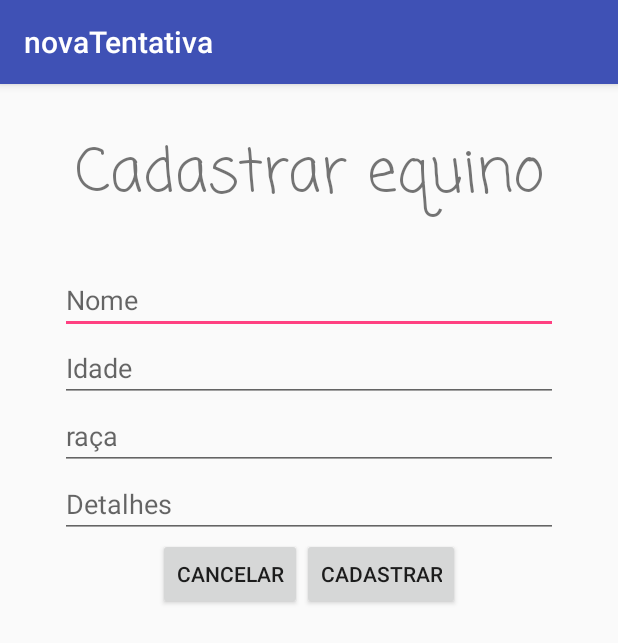
After one commit to DanielSoaresRocha/AplicacaoClienteServidor, an Android app: the CadastrarCavalo screen opened directly, with no data from a screen before it, on a phone screen of 412 x 824 dp. The commit adds this screen. Shown: the top 643 px of the screen. Run offline under Robolectric (Android 15) with nearby library versions, the phone set to English and light mode, and no system bars; our stand-ins replace Firebase (no records; nobody signed in at launch, a user with empty details on screens opened directly).

Commit message:
funcionalidade de cadastrar cavalos adicionada

```diff
--- a/novaTentativa/app/build.gradle
+++ b/novaTentativa/app/build.gradle
@@ -29,6 +29,9 @@ dependencies {
     androidTestImplementation 'androidx.test.espresso:espresso-core:3.1.0'
     implementation 'androidx.cardview:cardview:1.0.0'
 
+    //material desingn
+    implementation 'com.android.support:design:28.0.3'
+
     //imagens da net
     implementation 'com.github.bumptech.glide:glide:4.10.0'
     annotationProcessor 'com.github.bumptech.glide:compiler:4.10.0'
--- a/novaTentativa/app/src/main/AndroidManifest.xml
+++ b/novaTentativa/app/src/main/AndroidManifest.xml
@@ -1,6 +1,12 @@
 <?xml version="1.0" encoding="utf-8"?>
 <manifest xmlns:android="http://schemas.android.com/apk/res/android"
     package="com.example.bolsista.novatentativa">
+
+    <uses-permission android:name="android.permission.CHANGE_WIFI_STATE" />
+    <uses-permission android:name="android.permission.INTERNET" />
+    <uses-permission android:name="android.permission.ACCESS_NETWORK_STATE" />
+    <uses-permission android:name="android.permission.ACCESS_WIFI_STATE" />
+    <uses-permission android:name="android.permission.CHANGE_NETWORK_STATE" />
 
     <application
         android:allowBackup="true"
@@ -9,7 +15,8 @@
         android:roundIcon="@mipmap/ic_launcher_round"
         android:supportsRtl="true"
         android:theme="@style/AppTheme">
-        <activity android:name=".arquitetura.Remoto"></activity>
+        <activity android:name=".CadastrarCavalo"></activity>
+        <activity android:name=".arquitetura.Remoto" />
         <activity android:name=".MainActivity" />
         <activity android:name=".Jogar" />
         <activity android:name=".ControleRemoto" />
@@ -24,11 +31,5 @@
         <activity android:name=".arquitetura.Servidor" />
         <activity android:name=".arquitetura.ClienteActivity" />
     </application>
-    <uses-permission android:name="android.permission.CHANGE_NETWORK_STATE" />
-    <uses-permission android:name="android.permission.CHANGE_WIFI_STATE" />
-    <uses-permission android:name="android.permission.INTERNET" />
-    <uses-permission android:name="android.permission.ACCESS_NETWORK_STATE" />
-
-    <uses-permission android:name="android.permission.ACCESS_WIFI_STATE" />
 
 </manifest>
--- /dev/null
+++ b/novaTentativa/app/src/main/java/com/example/bolsista/novatentativa/CadastrarCavalo.java
@@ -0,0 +1,62 @@
+package com.example.bolsista.novatentativa;
+
+import androidx.appcompat.app.AppCompatActivity;
+
+import android.os.Bundle;
+import android.view.View;
+import android.widget.Button;
+import android.widget.TextView;
+import android.widget.Toast;
+
+import com.google.firebase.database.DatabaseReference;
+import com.google.firebase.database.FirebaseDatabase;
+
+public class CadastrarCavalo extends AppCompatActivity {
+
+    Button cadastrarCavaloBtn;
+    TextView nome, idade, raca, detalhes;
+
+
+    private FirebaseDatabase mFirebaseDatabase;
+    private DatabaseReference mDatabaseReference;
+
+    @Override
+    protected void onCreate(Bundle savedInstanceState) {
+        super.onCreate(savedInstanceState);
+        setContentView(R.layout.activity_cadastrar_cavalo);
+
+        inicializar();
+
+        mFirebaseDatabase = FirebaseDatabase.getInstance();
+        mDatabaseReference = mFirebaseDatabase.getReference().child("equinos-qi");
+
+        listener();
+
+
+    }
+
+    private void listener() {
+        cadastrarCavaloBtn.setOnClickListener(new View.OnClickListener() {
+            @Override
+            public void onClick(View v) {
+                mDatabaseReference.push().setValue(new Cavalo(nome.getText().toString(),
+                        raca.getText().toString(), Integer.parseInt(idade.getText().toString()),
+                        detalhes.getText().toString()));
+
+                nome.setText("");
+                raca.setText("");
+                idade.setText("");
+                detalhes.setText("");
+                Toast.makeText(getApplicationContext(),"Cavalo cadastrado", Toast.LENGTH_SHORT).show();
+            }
+        });
+    }
+
+    private void inicializar() {
+        cadastrarCavaloBtn = findViewById(R.id.cadastrarCavaloBtn);
+        nome = findViewById(R.id.nomeTextView);
+        idade = findViewById(R.id.idadeTextView);
+        raca = findViewById(R.id.racaTextView);
+        detalhes = findViewById(R.id.detalhesTextView);
+    }
+}
--- a/novaTentativa/app/src/main/java/com/example/bolsista/novatentativa/Cavalo.java
+++ b/novaTentativa/app/src/main/java/com/example/bolsista/novatentativa/Cavalo.java
@@ -4,14 +4,16 @@ public class Cavalo {
     private String nome;
     private String raca;
     private int idade;
+    private String detalhes;
 
     public Cavalo() {
     }
 
-    public Cavalo(String nome, String raca, int idade) {
+    public Cavalo(String nome, String raca, int idade, String detalhes) {
         this.nome = nome;
         this.raca = raca;
         this.idade = idade;
+        this.detalhes = detalhes;
     }
 
     public String getNome() {
@@ -37,4 +39,12 @@ public class Cavalo {
     public void setIdade(int idade) {
         this.idade = idade;
     }
+
+    public String getDetalhes() {
+        return detalhes;
+    }
+
+    public void setDetalhes(String detalhes) {
+        this.detalhes = detalhes;
+    }
 }
--- a/novaTentativa/app/src/main/java/com/example/bolsista/novatentativa/arquitetura/Definir.java
+++ b/novaTentativa/app/src/main/java/com/example/bolsista/novatentativa/arquitetura/Definir.java
@@ -4,19 +4,16 @@ import android.content.Intent;
 import androidx.appcompat.app.AppCompatActivity;
 import android.os.Bundle;
 import android.view.View;
+import android.widget.Button;
 import android.widget.ImageView;
 
-import com.example.bolsista.novatentativa.Cavalo;
+import com.example.bolsista.novatentativa.CadastrarCavalo;
 import com.example.bolsista.novatentativa.R;
-import com.google.firebase.database.DatabaseReference;
-import com.google.firebase.database.FirebaseDatabase;
 
 public class Definir extends AppCompatActivity {
 
     ImageView controle,mestre,escravo;
-
-    private FirebaseDatabase mFirebaseDatabase;
-    private DatabaseReference mDatabaseReference;
+    Button testeBtn;
 
     @Override
     protected void onCreate(Bundle savedInstanceState) {
@@ -25,15 +22,7 @@ public class Definir extends AppCompatActivity {
 
         inicializar();
         listener();
-        conectarAoBanco();
 
-    }
-
-    private void conectarAoBanco() {
-        mFirebaseDatabase = FirebaseDatabase.getInstance();
-        mDatabaseReference = mFirebaseDatabase.getReference().child("equinos-qi");
-
-        mDatabaseReference.push().setValue(new Cavalo("Robert","napolitanakkk",5));
     }
 
     private void listener() {
@@ -61,6 +50,14 @@ public class Definir extends AppCompatActivity {
                 startActivity(telaEscravo);
             }
         });
+
+        testeBtn.setOnClickListener(new View.OnClickListener() {
+            @Override
+            public void onClick(View v) {
+                Intent telaCadastro = new Intent(Definir.this, CadastrarCavalo.class);
+                startActivity(telaCadastro);
+            }
+        });
     }
 
 
@@ -68,5 +65,6 @@ public class Definir extends AppCompatActivity {
         controle = findViewById(R.id.controleImgView);
         mestre = findViewById(R.id.mestreImgView);
         escravo = findViewById(R.id.escravoImgView);
+        testeBtn = findViewById(R.id.testeBtn);
     }
 }
--- /dev/null
+++ b/novaTentativa/app/src/main/res/layout/activity_cadastrar_cavalo.xml
@@ -0,0 +1,94 @@
+<?xml version="1.0" encoding="utf-8"?>
+<LinearLayout xmlns:android="http://schemas.android.com/apk/res/android"
+    xmlns:app="http://schemas.android.com/apk/res-auto"
+    xmlns:tools="http://schemas.android.com/tools"
+    android:layout_width="match_parent"
+    android:layout_height="match_parent"
+    tools:context="com.example.bolsista.novatentativa.CadastrarCavalo"
+    android:orientation="vertical"
+    android:gravity="top"
+    >
+
+    <LinearLayout
+        android:layout_width="match_parent"
+        android:layout_height="wrap_content"
+        android:orientation="vertical"
+        android:gravity="center"
+        >
+        <TextView
+            android:layout_width="wrap_content"
+            android:layout_height="wrap_content"
+            android:text="@string/cadastrar_equino"
+            android:textSize="40sp"
+            android:paddingVertical="30sp"
+            android:fontFamily="casual"
+            />
+    </LinearLayout>
+
+    <LinearLayout
+        android:layout_width="match_parent"
+        android:layout_height="wrap_content"
+        android:orientation="vertical"
+        android:paddingHorizontal="40sp"
+        >
+
+            <EditText
+                android:id="@+id/nomeTextView"
+                android:layout_width="match_parent"
+                android:layout_height="wrap_content"
+                android:hint="@string/nome"
+                />
+
+
+            <EditText
+                android:id="@+id/idadeTextView"
+                android:layout_width="match_parent"
+                android:layout_height="wrap_content"
+                android:hint="@string/idade"
+                android:inputType="number"
+                />
+
+
+            <EditText
+                android:id="@+id/racaTextView"
+                android:layout_width="match_parent"
+                android:layout_height="wrap_content"
+                android:hint="@string/raca"
+                />
+
+            <EditText
+                android:id="@+id/detalhesTextView"
+                android:layout_width="match_parent"
+                android:layout_height="wrap_content"
+                android:hint="@string/detalhes"
+                />
+    </LinearLayout>
+
+    <LinearLayout
+        android:layout_width="match_parent"
+        android:layout_height="wrap_content"
+        android:orientation="horizontal"
+        android:gravity="center"
+        >
+
+        <Button
+            android:id="@+id/cancelarBtn"
+            android:layout_width="wrap_content"
+            android:layout_height="wrap_content"
+            android:text="@string/cancelar"
+            >
+
+        </Button>
+
+        <Button
+            android:id="@+id/cadastrarCavaloBtn"
+            android:layout_width="wrap_content"
+            android:layout_height="wrap_content"
+            android:text="@string/cadastrar"
+            >
+
+        </Button>
+
+    </LinearLayout>
+
+</LinearLayout>
--- a/novaTentativa/app/src/main/res/layout/activity_definir.xml
+++ b/novaTentativa/app/src/main/res/layout/activity_definir.xml
@@ -116,5 +116,13 @@
 
 
     </LinearLayout>
+    <Button
+        android:id="@+id/testeBtn"
+        android:layout_width="wrap_content"
+        android:layout_height="wrap_content"
+        android:text="teste"
+        >
+
+    </Button>
 
 </LinearLayout>
--- a/novaTentativa/app/src/main/res/values/strings.xml
+++ b/novaTentativa/app/src/main/res/values/strings.xml
@@ -47,4 +47,11 @@
     <string name="pronto_para_criar">Pronto para criar</string>
     <string name="controle_remoto">Controle Remoto</string>
     <string name="iniciar_controle_remoto">Iniciar controle remoto</string>
+    <string name="cadastrar_equino">Cadastrar equino</string>
+    <string name="nome">Nome</string>
+    <string name="idade">Idade</string>
+    <string name="raca">raça</string>
+    <string name="detalhes">Detalhes</string>
+    <string name="cadastrar">cadastrar</string>
+    <string name="cancelar">cancelar</string>
 </resources>
```
